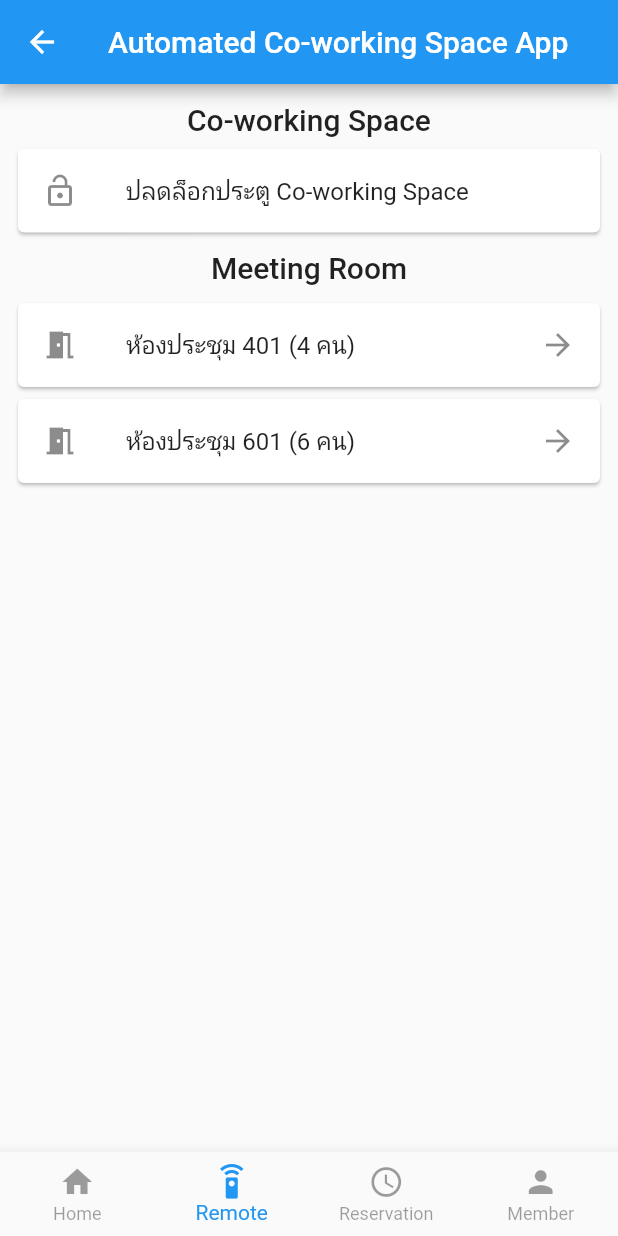
After one commit to PlayingSpree/AutoCoWorkingSpaceSystem, a Flutter app: the MainPage screen opened by its route, item 2 of the bottom bar chosen, after a tap on "ปลดล็อกประตู Co-working Space", on a phone screen of 412 x 824 dp. The commit adds this screen. Run offline on Flutter 3.47's test engine with Material 2 defaults, Android fonts, the light colour scheme and no system bars; our stand-ins replace shared_preferences; accounts and stored records are empty.

Commit message:
Mobile: Remote Page

```diff
--- a/Mobile/auto_cws_app/lib/app_config.dart
+++ b/Mobile/auto_cws_app/lib/app_config.dart
@@ -3,5 +3,5 @@ const serverUrl =
     debugOnEmulator ? 'http://10.0.2.2:8000' : 'http://127.0.0.1:8000';
 
 class AppData {
-  static String loginToken;
+  static String authToken;
 }
--- /dev/null
+++ b/Mobile/auto_cws_app/lib/app_transition_route.dart
@@ -0,0 +1,27 @@
+import 'package:flutter/material.dart';
+
+class SlideLeftRoute extends PageRouteBuilder {
+  final Widget enterPage;
+  final Widget exitPage;
+  SlideLeftRoute({this.exitPage, this.enterPage})
+      : super(
+            pageBuilder: (
+              BuildContext context,
+              Animation<double> animation,
+              Animation<double> secondaryAnimation,
+            ) =>
+                enterPage,
+            transitionsBuilder: (
+              BuildContext context,
+              Animation<double> animation,
+              Animation<double> secondaryAnimation,
+              Widget child,
+            ) =>
+                SlideTransition(
+                  position: new Tween<Offset>(
+                    begin: const Offset(1.0, 0.0),
+                    end: Offset.zero,
+                  ).chain(CurveTween(curve: Curves.ease)).animate(animation),
+                  child: child,
+                ));
+}
--- a/Mobile/auto_cws_app/lib/main.dart
+++ b/Mobile/auto_cws_app/lib/main.dart
@@ -1,7 +1,9 @@
+import 'package:animations/animations.dart';
+import 'package:auto_cws_app/member.dart';
 import 'package:flutter/material.dart';
 
-import 'home.dart';
 import 'login.dart';
+import 'remote.dart';
 
 void main() => runApp(MyApp());
 
@@ -9,7 +11,7 @@ class MyApp extends StatelessWidget {
   @override
   Widget build(BuildContext context) {
     return MaterialApp(
-      title: 'Flutter Demo',
+      title: 'AutoCWS',
       theme: ThemeData(
         primarySwatch: Colors.blue,
         visualDensity: VisualDensity.adaptivePlatformDensity,
@@ -17,8 +19,85 @@ class MyApp extends StatelessWidget {
       home: LoginPage(),
       routes: <String, WidgetBuilder>{
         '/login': (BuildContext context) => LoginPage(),
-        '/home': (BuildContext context) => HomePage()
+        '/main': (BuildContext context) => MainPage()
       },
     );
   }
 }
+
+class MainPage extends StatefulWidget {
+  @override
+  _MainPageState createState() => _MainPageState();
+}
+
+class _MainPageState extends State<MainPage> {
+  int _selectedIndex = 0;
+  static const TextStyle optionStyle =
+      TextStyle(fontSize: 30, fontWeight: FontWeight.bold);
+  static var _widgetOptions = [
+    Center(
+      key: UniqueKey(),
+      child: Text(
+        'Home',
+        style: optionStyle,
+      ),
+    ),
+    RemotePage(),
+    Center(
+      key: UniqueKey(),
+      child: Text(
+        'Reservation',
+        style: optionStyle,
+      ),
+    ),
+    MemberPage(),
+  ];
+
+  @override
+  Widget build(BuildContext context) {
+    return Scaffold(
+      appBar: AppBar(
+        title: Text('Automated Co-working Space App'),
+      ),
+      body: PageTransitionSwitcher(
+        child: _widgetOptions.elementAt(_selectedIndex),
+        transitionBuilder: (child, animation, secondaryAnimation) {
+          return FadeThroughTransition(
+            child: child,
+            animation: animation,
+            secondaryAnimation: secondaryAnimation,
+          );
+        },
+      ),
+      bottomNavigationBar: BottomNavigationBar(
+        items: const <BottomNavigationBarItem>[
+          BottomNavigationBarItem(
+            icon: Icon(Icons.home),
+            label: 'Home',
+          ),
+          BottomNavigationBarItem(
+            icon: Icon(Icons.settings_remote),
+            label: 'Remote',
+          ),
+          BottomNavigationBarItem(
+            icon: Icon(Icons.access_time),
+            label: 'Reservation',
+          ),
+          BottomNavigationBarItem(
+            icon: Icon(Icons.person),
+            label: 'Member',
+          ),
+        ],
+        currentIndex: _selectedIndex,
+        onTap: (int index) {
+          setState(() {
+            _selectedIndex = index;
+          });
+        },
+        unselectedItemColor: Theme.of(context).disabledColor,
+        selectedItemColor: Theme.of(context).primaryColor,
+        type: BottomNavigationBarType.fixed,
+      ),
+    );
+  }
+}
--- /dev/null
+++ b/Mobile/auto_cws_app/lib/remote.dart
@@ -0,0 +1,196 @@
+import 'package:flutter/cupertino.dart';
+import 'package:flutter/material.dart';
+
+import 'app_transition_route.dart';
+
+class RemotePage extends StatefulWidget {
+  @override
+  _RemotePageState createState() => _RemotePageState();
+}
+
+class _RemotePageState extends State<RemotePage> {
+  @override
+  Widget build(BuildContext context) {
+    return ListView(
+      padding: const EdgeInsets.all(8.0),
+      children: [
+        Column(
+          children: [
+            Padding(
+              padding: const EdgeInsets.all(4.0),
+              child: Text(
+                'Co-working Space',
+                style: Theme.of(context).textTheme.headline6,
+              ),
+            ),
+            Card(
+              child: ListTile(
+                leading: Icon(Icons.lock_open),
+                title: Text('ปลดล็อกประตู Co-working Space'),
+                onTap: () {},
+              ),
+            )
+          ],
+        ),
+        Center(
+          child: Padding(
+            padding: const EdgeInsets.all(8.0),
+            child: Text(
+              'Meeting Room',
+              style: Theme.of(context).textTheme.headline6,
+            ),
+          ),
+        ),
+        Card(
+          child: ListTile(
+            leading: Icon(Icons.meeting_room),
+            title: Text('ห้องประชุม 401 (4 คน)'),
+            trailing: Icon(Icons.arrow_forward),
+            onTap: () {
+              Navigator.of(context).push(SlideLeftRoute(
+                  exitPage: this.widget, enterPage: RemoteMeetingRoomPage()));
+            },
+          ),
+        ),
+        Card(
+          child: ListTile(
+            leading: Icon(Icons.meeting_room),
+            title: Text('ห้องประชุม 601 (6 คน)'),
+            trailing: Icon(Icons.arrow_forward),
+            onTap: () {},
+          ),
+        )
+      ],
+    );
+  }
+}
+
+class RemoteMeetingRoomPage extends StatefulWidget {
+  @override
+  _RemoteMeetingRoomPageState createState() => _RemoteMeetingRoomPageState();
+}
+
+class _RemoteMeetingRoomPageState extends State<RemoteMeetingRoomPage> {
+  @override
+  Widget build(BuildContext context) {
+    return Scaffold(
+        appBar: AppBar(
+          title: Text('Meeting Room Remote'),
+          bottom: PreferredSize(child: LinearProgressIndicator()),
+        ),
+        body: ListView(
+          padding: const EdgeInsets.all(8.0),
+          children: [
+            Card(
+              child: ListTile(
+                leading: Icon(Icons.lock_open),
+                title: Text('ปลดล็อกประตู'),
+                onTap: () {},
+              ),
+            ),
+            DiscreteNumberRemote('อุณหภูมิห้อง', 25, 20, 30)
+          ],
+        ));
+  }
+}
+
+class DiscreteNumberRemote extends StatefulWidget {
+  const DiscreteNumberRemote(
+    this._label,
+    this._value,
+    this._min,
+    this._max, {
+    Key key,
+  }) : super(key: key);
+  final String _label;
+  final int _value;
+  final int _min;
+  final int _max;
+  @override
+  _DiscreteNumberRemoteState createState() =>
+      _DiscreteNumberRemoteState(_value);
+}
+
+class _DiscreteNumberRemoteState extends State<DiscreteNumberRemote> {
+  int _value = 0;
+
+  _DiscreteNumberRemoteState(this._value);
+  @override
+  Widget build(BuildContext context) {
+    return Card(
+        child: Column(
+      children: [
+        Padding(
+          padding: const EdgeInsets.all(8.0),
+          child: Row(
+            mainAxisAlignment: MainAxisAlignment.center,
+            crossAxisAlignment: CrossAxisAlignment.center,
+            children: [
+              Icon(Icons.ac_unit),
+              Text(
+                widget._label,
+                style: Theme.of(context).textTheme.headline5,
+              ),
+            ],
+          ),
+        ),
+        Padding(
+          padding: const EdgeInsets.all(8.0),
+          child: Row(
+            mainAxisAlignment: MainAxisAlignment.center,
+            children: [
+              Ink(
+                decoration: ShapeDecoration(
+                  color: _value == widget._min
+                      ? Theme.of(context).disabledColor
+                      : Theme.of(context).primaryColor,
+                  shape: CircleBorder(),
+                ),
+                child: IconButton(
+                  icon: Icon(Icons.remove,
+                      color: Theme.of(context).accentIconTheme.color),
+                  onPressed: _value == widget._min
+                      ? null
+                      : () {
+                          if (_value > widget._min)
+                            setState(() {
+                              _value--;
+                            });
+                        },
+                ),
+              ),
+              Padding(
+                padding: const EdgeInsets.symmetric(horizontal: 16),
+                child: Center(
+                    child: Text(
+                  '$_value °C',
+                  style: Theme.of(context).textTheme.headline6,
+                )),
+              ),
+              Ink(
+                decoration: ShapeDecoration(
+                  color: _value == widget._max
+                      ? Theme.of(context).disabledColor
+                      : Theme.of(context).primaryColor,
+                  shape: CircleBorder(),
+                ),
+                child: IconButton(
+                  icon: Icon(Icons.add,
+                      color: Theme.of(context).accentIconTheme.color),
+                  onPressed: _value == widget._max
+                      ? null
+                      : () {
+                          if (_value < widget._max)
+                            setState(() {
+                              _value++;
+                            });
+                        },
+                ),
+              ),
+            ],
+          ),
+        ),
+      ],
+    ));
+  }
+}
--- a/Mobile/auto_cws_app/pubspec.yaml
+++ b/Mobile/auto_cws_app/pubspec.yaml
@@ -25,6 +25,7 @@ dependencies:
     sdk: flutter
   http: ^0.12.2
   shared_preferences: '>=0.5.12+2 <2.0.0'
+  animations: ^1.1.2
 
   # The following adds the Cupertino Icons font to your application.
   # Use with the CupertinoIcons class for iOS style icons.
```
Also changed, not shown: Mobile/auto_cws_app/lib/home.dart (+0 -26 lines), Mobile/auto_cws_app/lib/login.dart (+13 -9 lines), Mobile/auto_cws_app/lib/member.dart (added, +30 -0 lines), Mobile/auto_cws_app/pubspec.lock.
